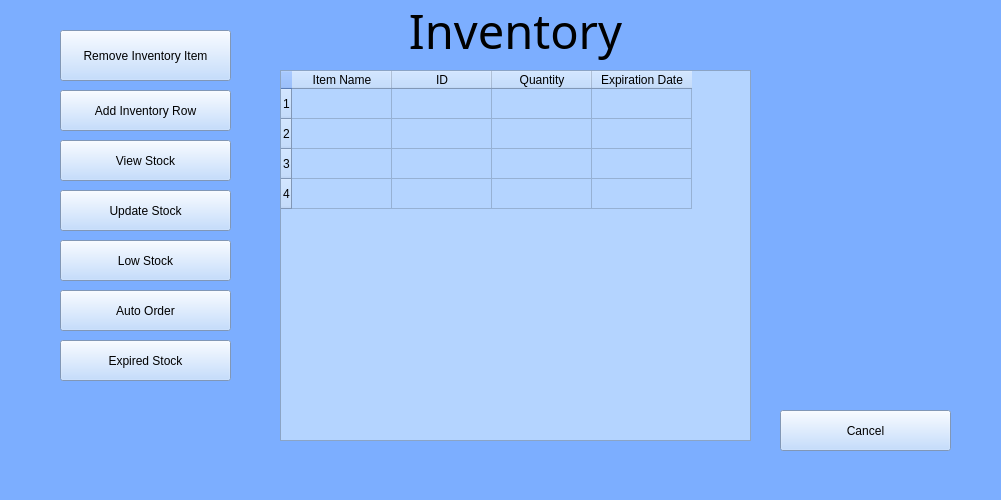
Qt form UI/Inventory.ui (BennettPJ/SFWE403-Sem-Proj) before a commit.
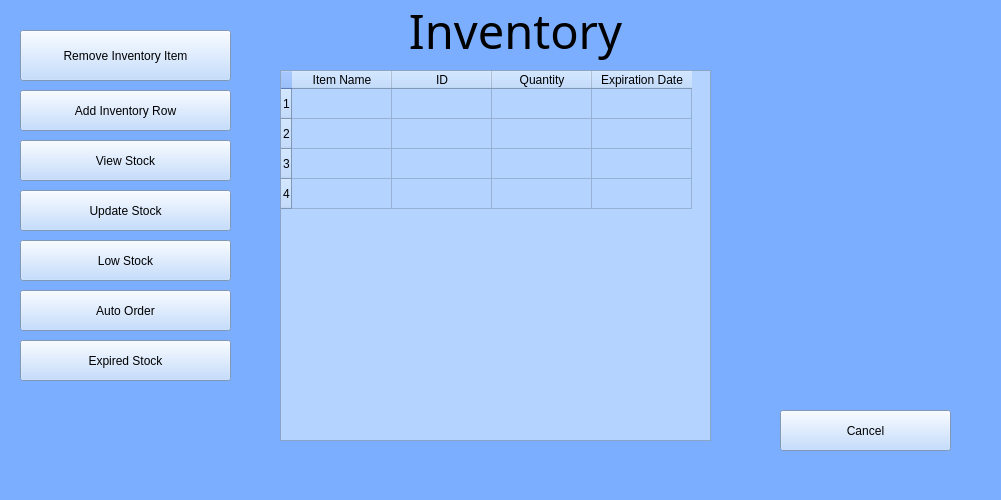
The same form after that commit. Icons and pictures are not drawn.

```diff
--- a/UI/Inventory.ui
+++ b/UI/Inventory.ui
@@ -132,7 +132,7 @@
      <rect>
       <x>280</x>
       <y>70</y>
-      <width>471</width>
+      <width>431</width>
       <height>371</height>
      </rect>
     </property>
@@ -199,9 +199,9 @@
    <widget class="QPushButton" name="updateStockButton">
     <property name="geometry">
      <rect>
-      <x>60</x>
+      <x>20</x>
       <y>190</y>
-      <width>171</width>
+      <width>211</width>
       <height>41</height>
      </rect>
     </property>
@@ -231,9 +231,9 @@
    <widget class="QPushButton" name="viewStockButton">
     <property name="geometry">
      <rect>
-      <x>60</x>
+      <x>20</x>
       <y>140</y>
-      <width>171</width>
+      <width>211</width>
       <height>41</height>
      </rect>
     </property>
@@ -263,9 +263,9 @@
    <widget class="QPushButton" name="autoOrderButton">
     <property name="geometry">
      <rect>
-      <x>60</x>
+      <x>20</x>
       <y>290</y>
-      <width>171</width>
+      <width>211</width>
       <height>41</height>
      </rect>
     </property>
@@ -295,9 +295,9 @@
    <widget class="QPushButton" name="lowStockButton">
     <property name="geometry">
      <rect>
-      <x>60</x>
+      <x>20</x>
       <y>240</y>
-      <width>171</width>
+      <width>211</width>
       <height>41</height>
      </rect>
     </property>
@@ -327,9 +327,9 @@
    <widget class="QPushButton" name="removeItem">
     <property name="geometry">
      <rect>
-      <x>60</x>
+      <x>20</x>
       <y>30</y>
-      <width>171</width>
+      <width>211</width>
       <height>51</height>
      </rect>
     </property>
@@ -359,9 +359,9 @@
    <widget class="QPushButton" name="exp_date">
     <property name="geometry">
      <rect>
-      <x>60</x>
+      <x>20</x>
       <y>340</y>
-      <width>171</width>
+      <width>211</width>
       <height>41</height>
      </rect>
     </property>
@@ -387,9 +387,9 @@
    <widget class="QPushButton" name="inv_row">
     <property name="geometry">
      <rect>
-      <x>60</x>
+      <x>20</x>
       <y>90</y>
-      <width>171</width>
+      <width>211</width>
       <height>41</height>
      </rect>
     </property>
```
Left out of the diff: 2 changed lines with no effect on the pictures.
